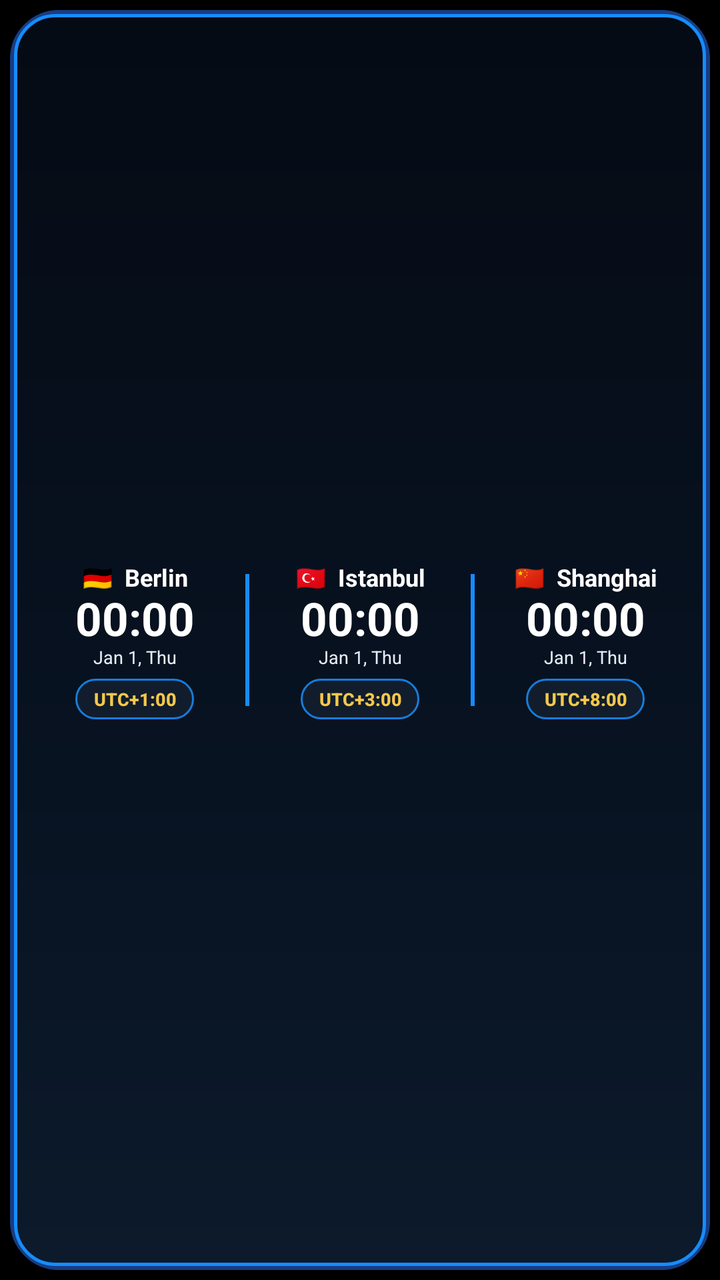
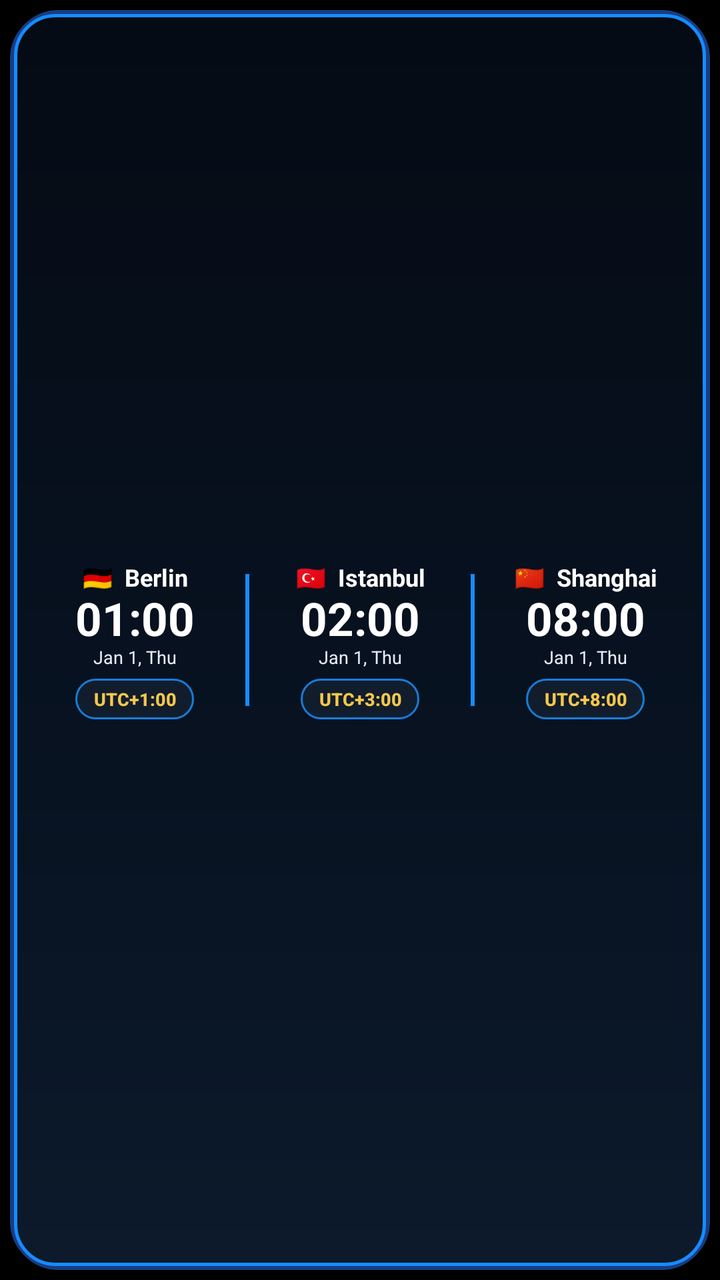

Before-and-after screenshots of an Android layout around one commit, followed by the original layout XML and the change that was made.
<!-- AndroidManifest.xml: application theme android:Theme.Material.NoActionBar -->
<!-- res/layout/world_clock_widget.xml -->
<?xml version="1.0" encoding="utf-8"?>
<FrameLayout xmlns:android="http://schemas.android.com/apk/res/android"
    android:id="@+id/widget_root"
    android:layout_width="match_parent"
    android:layout_height="match_parent"
    android:background="#000000"
    android:padding="5dp">

    <LinearLayout
        android:layout_width="match_parent"
        android:layout_height="match_parent"
        android:orientation="horizontal"
        android:gravity="center"
        android:background="@drawable/widget_bg"
        android:paddingStart="7dp"
        android:paddingEnd="7dp"
        android:paddingTop="7dp"
        android:paddingBottom="7dp">

        <LinearLayout
            android:layout_width="0dp"
            android:layout_height="match_parent"
            android:layout_weight="1"
            android:orientation="vertical"
            android:gravity="center"
            android:paddingStart="2dp"
            android:paddingEnd="2dp">

            <TextView
                android:id="@+id/city_name_1"
                android:layout_width="match_parent"
                android:layout_height="wrap_content"
                android:text="🇩🇪  Berlin"
                android:textColor="#FFFFFF"
                android:textSize="12sp"
                android:textStyle="bold"
                android:fontFamily="sans-serif"
                android:gravity="center"
                android:maxLines="1"
                android:ellipsize="end" />

            <TextClock
                android:id="@+id/city_time_1"
                android:layout_width="match_parent"
                android:layout_height="wrap_content"
                android:format12Hour="HH:mm"
                android:format24Hour="HH:mm"
                android:textColor="#FFFFFF"
                android:textSize="23sp"
                android:textStyle="bold"
                android:fontFamily="sans-serif"
                android:gravity="center"
                android:includeFontPadding="false" />

            <TextClock
                android:id="@+id/city_date_1"
                android:layout_width="match_parent"
                android:layout_height="wrap_content"
                android:format12Hour="MMM d, EEE"
                android:format24Hour="MMM d, EEE"
                android:textColor="#E5ECF5"
                android:textSize="9sp"
                android:fontFamily="sans-serif"
                android:textLocale="en-US"
                android:gravity="center"
                android:includeFontPadding="false" />

            <TextView
                android:id="@+id/city_zone_1"
                android:layout_width="wrap_content"
                android:layout_height="wrap_content"
                android:layout_marginTop="5dp"
                android:background="@drawable/widget_utc_capsule"
                android:paddingStart="9dp"
                android:paddingEnd="9dp"
                android:paddingTop="4dp"
                android:paddingBottom="4dp"
                android:text="UTC+1:00"
                android:textColor="#F5C84C"
                android:textSize="9sp"
                android:textStyle="bold"
                android:fontFamily="sans-serif-medium"
                android:gravity="center"
                android:maxLines="1" />
        </LinearLayout>

        <TextView
            android:layout_width="2dp"
            android:layout_height="66dp"
            android:background="#168CFF"
            android:text="" />

        <LinearLayout
            android:layout_width="0dp"
            android:layout_height="match_parent"
            android:layout_weight="1"
            android:orientation="vertical"
            android:gravity="center"
            android:paddingStart="2dp"
            android:paddingEnd="2dp">

            <TextView
                android:id="@+id/city_name_2"
                android:layout_width="match_parent"
                android:layout_height="wrap_content"
                android:text="🇹🇷  Istanbul"
                android:textColor="#FFFFFF"
                android:textSize="12sp"
                android:textStyle="bold"
                android:fontFamily="sans-serif"
                android:gravity="center"
                android:maxLines="1"
                android:ellipsize="end" />

            <TextClock
                android:id="@+id/city_time_2"
                android:layout_width="match_parent"
                android:layout_height="wrap_content"
                android:format12Hour="HH:mm"
                android:format24Hour="HH:mm"
                android:textColor="#FFFFFF"
                android:textSize="23sp"
                android:textStyle="bold"
                android:fontFamily="sans-serif"
                android:gravity="center"
                android:includeFontPadding="false" />

            <TextClock
                android:id="@+id/city_date_2"
                android:layout_width="match_parent"
                android:layout_height="wrap_content"
                android:format12Hour="MMM d, EEE"
                android:format24Hour="MMM d, EEE"
                android:textColor="#E5ECF5"
                android:textSize="9sp"
                android:fontFamily="sans-serif"
                android:textLocale="en-US"
                android:gravity="center"
                android:includeFontPadding="false" />

            <TextView
                android:id="@+id/city_zone_2"
                android:layout_width="wrap_content"
                android:layout_height="wrap_content"
                android:layout_marginTop="5dp"
                android:background="@drawable/widget_utc_capsule"
                android:paddingStart="9dp"
                android:paddingEnd="9dp"
                android:paddingTop="4dp"
                android:paddingBottom="4dp"
                android:text="UTC+3:00"
                android:textColor="#F5C84C"
                android:textSize="9sp"
                android:textStyle="bold"
                android:fontFamily="sans-serif-medium"
                android:gravity="center"
                android:maxLines="1" />
        </LinearLayout>

        <TextView
            android:layout_width="2dp"
            android:layout_height="66dp"
            android:background="#168CFF"
            android:text="" />

        <LinearLayout
            android:layout_width="0dp"
            android:layout_height="match_parent"
            android:layout_weight="1"
            android:orientation="vertical"
            android:gravity="center"
            android:paddingStart="2dp"
            android:paddingEnd="2dp">

            <TextView
                android:id="@+id/city_name_3"
                android:layout_width="match_parent"
                android:layout_height="wrap_content"
                android:text="🇨🇳  Shanghai"
                android:textColor="#FFFFFF"
                android:textSize="12sp"
                android:textStyle="bold"
                android:fontFamily="sans-serif"
                android:gravity="center"
                android:maxLines="1"
                android:ellipsize="end" />

            <TextClock
                android:id="@+id/city_time_3"
                android:layout_width="match_parent"
                android:layout_height="wrap_content"
                android:format12Hour="HH:mm"
                android:format24Hour="HH:mm"
                android:textColor="#FFFFFF"
                android:textSize="23sp"
                android:textStyle="bold"
                android:fontFamily="sans-serif"
                android:gravity="center"
                android:includeFontPadding="false" />

            <TextClock
                android:id="@+id/city_date_3"
                android:layout_width="match_parent"
                android:layout_height="wrap_content"
                android:format12Hour="MMM d, EEE"
                android:format24Hour="MMM d, EEE"
                android:textColor="#E5ECF5"
                android:textSize="9sp"
                android:fontFamily="sans-serif"
                android:textLocale="en-US"
                android:gravity="center"
                android:includeFontPadding="false" />

            <TextView
                android:id="@+id/city_zone_3"
                android:layout_width="wrap_content"
                android:layout_height="wrap_content"
                android:layout_marginTop="5dp"
                android:background="@drawable/widget_utc_capsule"
                android:paddingStart="9dp"
                android:paddingEnd="9dp"
                android:paddingTop="4dp"
                android:paddingBottom="4dp"
                android:text="UTC+8:00"
                android:textColor="#F5C84C"
                android:textSize="9sp"
                android:textStyle="bold"
                android:fontFamily="sans-serif-medium"
                android:gravity="center"
                android:maxLines="1" />
        </LinearLayout>
    </LinearLayout>
</FrameLayout>
<!-- resources referenced by this layout -->
<resources>
  <!-- drawable widget_bg (drawable) -->
  <?xml version="1.0" encoding="utf-8"?>
  <layer-list xmlns:android="http://schemas.android.com/apk/res/android">
      <item>
          <shape android:shape="rectangle">
              <solid android:color="#071326" />
              <corners android:radius="22dp" />
              <stroke android:width="5dp" android:color="#173D82" />
          </shape>
      </item>
      <item
          android:left="2dp"
          android:top="2dp"
          android:right="2dp"
          android:bottom="2dp">
          <shape android:shape="rectangle">
              <gradient
                  android:angle="90"
                  android:startColor="#0C1A2B"
                  android:centerColor="#07111F"
                  android:endColor="#050B14" />
              <corners android:radius="20dp" />
              <stroke android:width="1.5dp" android:color="#168CFF" />
          </shape>
      </item>
  </layer-list>
  <!-- drawable widget_utc_capsule (drawable) -->
  <?xml version="1.0" encoding="utf-8"?>
  <shape xmlns:android="http://schemas.android.com/apk/res/android" android:shape="rectangle">
      <solid android:color="#111D2C" />
      <corners android:radius="10dp" />
      <stroke android:width="1dp" android:color="#167DDB" />
  </shape>
</resources>

<!-- the commit's change to res/layout/world_clock_widget.xml (unified diff, before → after) -->
@@ -43,6 +43,7 @@
                 android:id="@+id/city_time_1"
                 android:layout_width="match_parent"
                 android:layout_height="wrap_content"
+                android:timeZone="Europe/Berlin"
                 android:format12Hour="HH:mm"
                 android:format24Hour="HH:mm"
                 android:textColor="#FFFFFF"
@@ -56,6 +57,7 @@
                 android:id="@+id/city_date_1"
                 android:layout_width="match_parent"
                 android:layout_height="wrap_content"
+                android:timeZone="Europe/Berlin"
                 android:format12Hour="MMM d, EEE"
                 android:format24Hour="MMM d, EEE"
                 android:textColor="#E5ECF5"
@@ -116,6 +118,7 @@
                 android:id="@+id/city_time_2"
                 android:layout_width="match_parent"
                 android:layout_height="wrap_content"
+                android:timeZone="Europe/Istanbul"
                 android:format12Hour="HH:mm"
                 android:format24Hour="HH:mm"
                 android:textColor="#FFFFFF"
@@ -129,6 +132,7 @@
                 android:id="@+id/city_date_2"
                 android:layout_width="match_parent"
                 android:layout_height="wrap_content"
+                android:timeZone="Europe/Istanbul"
                 android:format12Hour="MMM d, EEE"
                 android:format24Hour="MMM d, EEE"
                 android:textColor="#E5ECF5"
@@ -189,6 +193,7 @@
                 android:id="@+id/city_time_3"
                 android:layout_width="match_parent"
                 android:layout_height="wrap_content"
+                android:timeZone="Asia/Shanghai"
                 android:format12Hour="HH:mm"
                 android:format24Hour="HH:mm"
                 android:textColor="#FFFFFF"
@@ -202,6 +207,7 @@
                 android:id="@+id/city_date_3"
                 android:layout_width="match_parent"
                 android:layout_height="wrap_content"
+                android:timeZone="Asia/Shanghai"
                 android:format12Hour="MMM d, EEE"
                 android:format24Hour="MMM d, EEE"
                 android:textColor="#E5ECF5"
